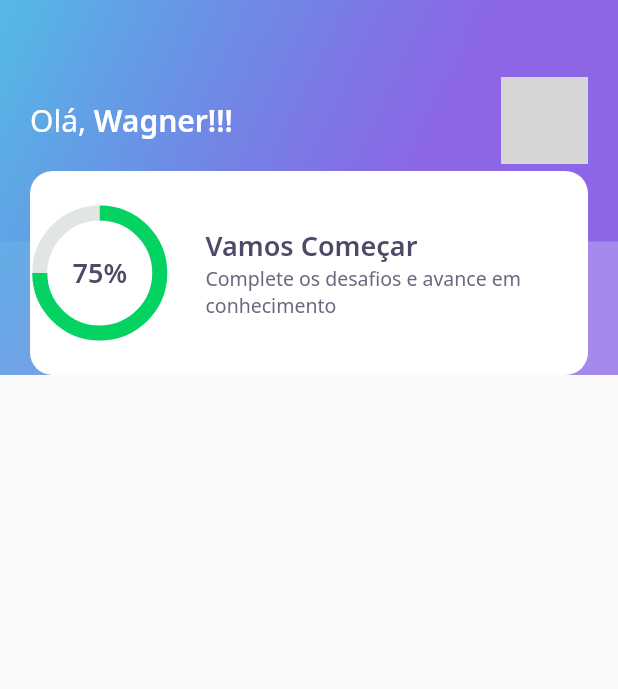
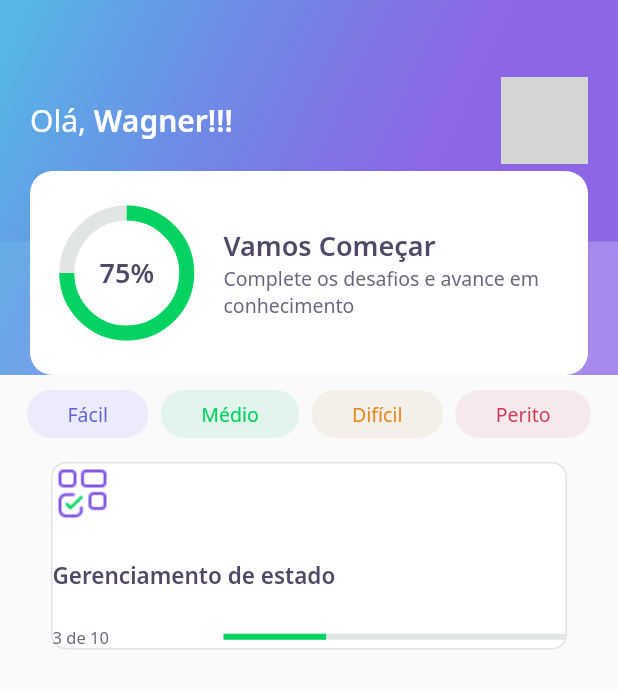
Before and after one commit to wagnerrdemorais/devquizz, a Flutter app: the screen it shows after launch, on a phone screen of 412 x 824 dp. Shown: the top 689 px of the screen. Run offline on Flutter 3.47's test engine with Material 2 defaults, Android fonts, the phone set to English and light mode, and no system bars; our stand-ins replace google_fonts; network calls fail; grey boxes are pictures that could not be loaded.

Commit message:
Segunda aula - flutter

```diff
--- a/lib/home/home_page.dart
+++ b/lib/home/home_page.dart
@@ -1,4 +1,6 @@
+import 'package:dev_quizz/home/level_button/level_button_widget.dart';
 import 'package:dev_quizz/home/widgets/appbar/app_bar_widget.dart';
+import 'package:dev_quizz/home/widgets/quiz_card/quiz_card_widget.dart';
 import 'package:flutter/material.dart';
 
 class HomePage extends StatefulWidget {
@@ -12,6 +14,23 @@
   Widget build(BuildContext context) {
     return Scaffold(
       appBar: AppBarWidget(),
+      body: Padding(
+        padding: const EdgeInsets.symmetric(horizontal: 18, vertical: 10),
+        child: Column(
+          children: [
+            Row(
+              mainAxisAlignment: MainAxisAlignment.spaceBetween,
+              children: [
+                LevelButtonWidget(label: "Fácil"),
+                LevelButtonWidget(label: "Médio"),
+                LevelButtonWidget(label: "Difícil"),
+                LevelButtonWidget(label: "Perito"),
+              ],
+            ),
+            QuizCardWidget(),
+          ],
+        ),
+      ),
     );
   }
 }
--- /dev/null
+++ b/lib/home/level_button/level_button_widget.dart
@@ -0,0 +1,61 @@
+import 'package:dev_quizz/core/core.dart';
+import 'package:flutter/material.dart';
+import 'package:google_fonts/google_fonts.dart';
+
+class LevelButtonWidget extends StatelessWidget {
+  final String label;
+  LevelButtonWidget({
+    Key? key,
+    required this.label,
+  })   : assert(["Fácil", "Médio", "Difícil", "Perito"].contains(label)),
+        super(key: key);
+
+  final config = {
+    "Fácil": {
+      "color": AppColors.levelButtonFacil,
+      "borderColor": AppColors.levelButtonFacil,
+      "fontColor": AppColors.levelButtonTextFacil,
+    },
+    "Médio": {
+      "color": AppColors.levelButtonMedio,
+      "borderColor": AppColors.levelButtonMedio,
+      "fontColor": AppColors.levelButtonTextMedio,
+    },
+    "Difícil": {
+      "color": AppColors.levelButtonDificil,
+      "borderColor": AppColors.levelButtonDificil,
+      "fontColor": AppColors.levelButtonTextDificil,
+    },
+    "Perito": {
+      "color": AppColors.levelButtonPerito,
+      "borderColor": AppColors.levelButtonPerito,
+      "fontColor": AppColors.levelButtonTextPerito,
+    }
+  };
+
+  Color get color => config[label]!['color']!;
+  Color get borderColor => config[label]!['borderColor']!;
+  Color get fontColor => config[label]!['fontColor']!;
+
+  @override
+  Widget build(BuildContext context) {
+    return Container(
+      decoration: BoxDecoration(
+        color: color,
+        border: Border.fromBorderSide(
+          BorderSide(
+            color: borderColor,
+          ),
+        ),
+        borderRadius: BorderRadius.circular(28),
+      ),
+      child: Padding(
+        padding: const EdgeInsets.symmetric(horizontal: 26, vertical: 6),
+        child: Text(
+          label,
+          style: GoogleFonts.notoSans(color: fontColor, fontSize: 13),
+        ),
+      ),
+    );
+  }
+}
--- /dev/null
+++ b/lib/home/widgets/quiz_card/quiz_card_widget.dart
@@ -0,0 +1,61 @@
+import 'package:dev_quizz/core/core.dart';
+import 'package:flutter/material.dart';
+
+class QuizCardWidget extends StatelessWidget {
+  const QuizCardWidget({Key? key}) : super(key: key);
+  @override
+  Widget build(BuildContext context) {
+    return Padding(
+      padding: const EdgeInsets.all(16),
+      child: Container(
+        decoration: BoxDecoration(
+          border: Border.fromBorderSide(
+            BorderSide(color: AppColors.border),
+          ),
+          color: AppColors.white,
+          borderRadius: BorderRadius.circular(10),
+        ),
+        child: Column(
+          crossAxisAlignment: CrossAxisAlignment.start,
+          children: [
+            Container(
+              height: 40,
+              width: 40,
+              child: Image.asset(AppImages.blocks),
+            ),
+            SizedBox(
+              height: 24,
+            ),
+            Text(
+              "Gerenciamento de estado",
+              style: AppTextStyles.heading15,
+            ),
+            SizedBox(
+              height: 24,
+            ),
+            Row(
+              children: [
+                Expanded(
+                  flex: 1,
+                  child: Text(
+                    "3 de 10",
+                    style: AppTextStyles.body11,
+                  ),
+                ),
+                Expanded(
+                  flex: 2,
+                  child: LinearProgressIndicator(
+                    value: 0.3,
+                    backgroundColor: AppColors.chartSecondary,
+                    valueColor:
+                        AlwaysStoppedAnimation<Color>(AppColors.chartPrimary),
+                  ),
+                ),
+              ],
+            ),
+          ],
+        ),
+      ),
+    );
+  }
+}
--- a/lib/home/widgets/score_card/score_card_widget.dart
+++ b/lib/home/widgets/score_card/score_card_widget.dart
@@ -17,6 +17,8 @@
           color: AppColors.white,
           borderRadius: BorderRadius.circular(15),
         ),
+        child: Padding(
+          padding: const EdgeInsets.symmetric(horizontal: 24),
           child: Row(
             crossAxisAlignment: CrossAxisAlignment.center,
             children: [
@@ -47,6 +49,7 @@
             ],
           ),
         ),
+      ),
     );
   }
 }
```
Lines whose indentation alone changed are shown as unchanged.
